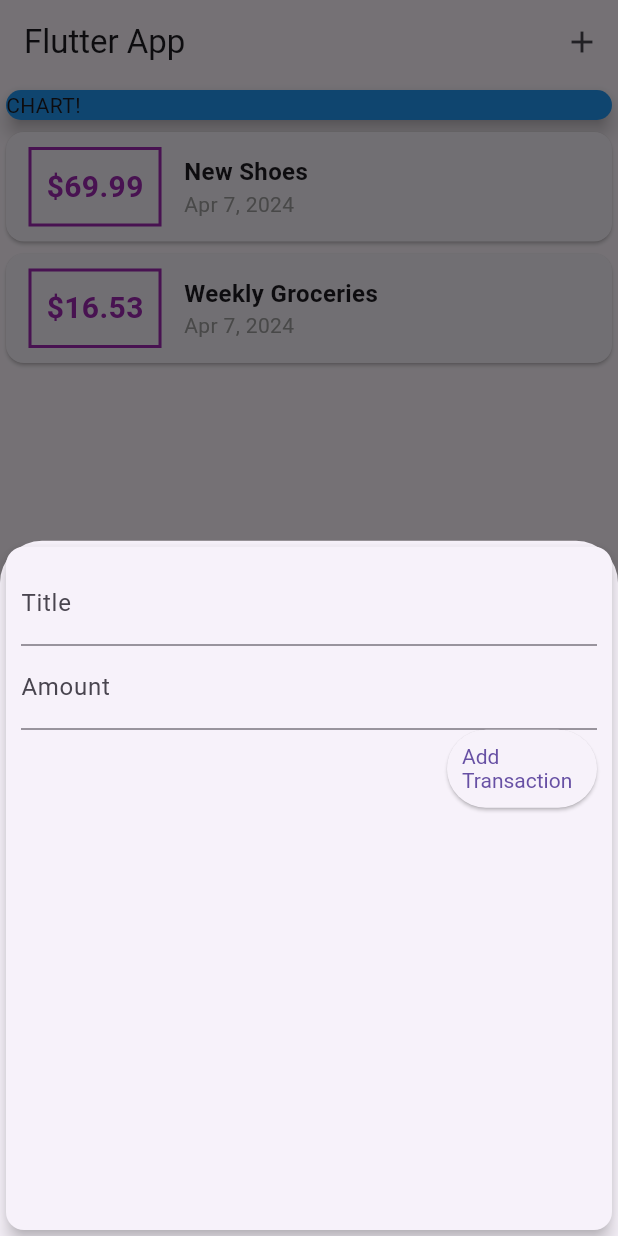
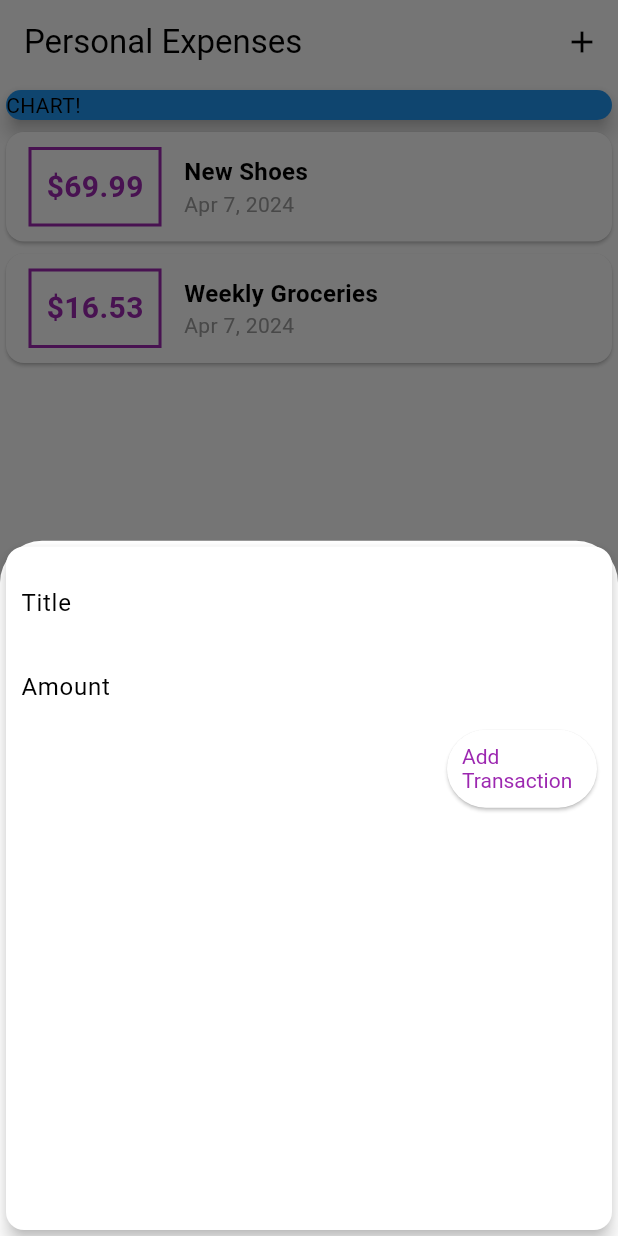
Before and after one commit to mocfaisal/personal_expense, a Flutter app: the screen it shows after launch, after a tap on the "add" icon, on a phone screen of 412 x 824 dp. Run offline on Flutter 3.47's test engine with Material 3 defaults, Android fonts, the phone set to English and light mode, and no system bars.

Commit message:
feat: Add Step 13

```diff
--- a/lib/main.dart
+++ b/lib/main.dart
@@ -10,7 +10,11 @@
   @override
   Widget build(BuildContext context) {
     return MaterialApp(
-      title: 'Flutter App',
+      title: 'Personal Expenses',
+      theme: ThemeData(
+        colorScheme: ColorScheme.fromSwatch(primarySwatch: Colors.purple)
+            .copyWith(secondary: Colors.amber),
+      ),
       home: MyHomePage(),
     );
   }
@@ -69,7 +73,7 @@
   Widget build(BuildContext context) {
     return Scaffold(
       appBar: AppBar(
-        title: Text('Flutter App'),
+        title: Text('Personal Expenses'),
         actions: <Widget>[
           IconButton(
             icon: Icon(Icons.add),
--- a/lib/widgets/new_transaction.dart
+++ b/lib/widgets/new_transaction.dart
@@ -1,11 +1,17 @@
 import 'package:flutter/material.dart';
 
-class NewTransaction extends StatelessWidget {
+class NewTransaction extends StatefulWidget {
   final Function addTx;
+
+  NewTransaction(this.addTx);
+
+  @override
+  _NewTransactionState createState() => _NewTransactionState();
+}
+
+class _NewTransactionState extends State<NewTransaction> {
   final titleController = TextEditingController();
   final amountController = TextEditingController();
-
-  NewTransaction(this.addTx);
 
   void submitData() {
     final enteredTitle = titleController.text;
@@ -15,10 +21,12 @@
       return;
     }
 
-    addTx(
+    widget.addTx(
       enteredTitle,
       enteredAmount,
     );
+
+    Navigator.of(context).pop();
   }
 
   @override
--- a/lib/widgets/transaction_list.dart
+++ b/lib/widgets/transaction_list.dart
@@ -24,7 +24,7 @@
                   ),
                   decoration: BoxDecoration(
                     border: Border.all(
-                      color: Colors.purple,
+                      color: Theme.of(context).primaryColor,
                       width: 2,
                     ),
                   ),
@@ -34,7 +34,7 @@
                     style: TextStyle(
                       fontWeight: FontWeight.bold,
                       fontSize: 20,
-                      color: Colors.purple,
+                      color: Theme.of(context).primaryColor,
                     ),
                   ),
                 ),
```
